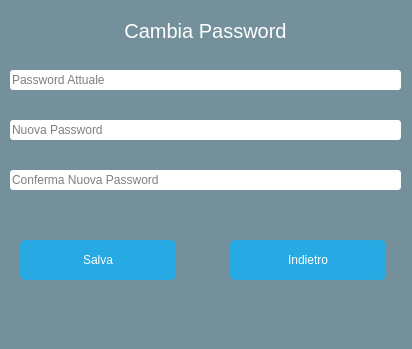
The window that Client/EditorGUI/EditorGUI/Modify Password/ModifyPassword.ui (iliodipietro/Programmazione-Di-Sistema-Collaborative-Editor) describes before a commit, drawn with Qt 5.
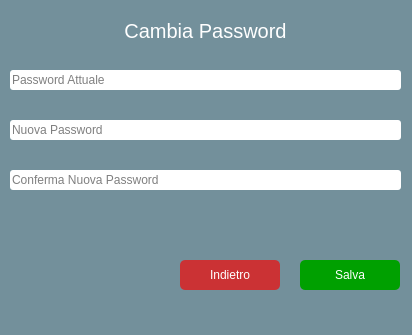
The same window after the commit.

```diff
--- a/Client/EditorGUI/EditorGUI/Modify Password/ModifyPassword.ui
+++ b/Client/EditorGUI/EditorGUI/Modify Password/ModifyPassword.ui
@@ -7,7 +7,7 @@
     <x>0</x>
     <y>0</y>
     <width>412</width>
-    <height>349</height>
+    <height>335</height>
    </rect>
   </property>
   <property name="windowTitle">
@@ -20,17 +20,17 @@
   <widget class="QPushButton" name="cancel">
    <property name="geometry">
     <rect>
-     <x>230</x>
-     <y>240</y>
-     <width>156</width>
-     <height>40</height>
+     <x>180</x>
+     <y>260</y>
+     <width>100</width>
+     <height>30</height>
     </rect>
    </property>
    <property name="styleSheet">
     <string notr="true">QPushButton
 {
   color: white;
-  background-color: #27a9e3;
+  background-color: #cb3234;
   border-width: 0px;
   border-radius: 5px;
 }
@@ -44,10 +44,10 @@
   <widget class="QPushButton" name="okButton">
    <property name="geometry">
     <rect>
-     <x>20</x>
-     <y>240</y>
-     <width>156</width>
-     <height>40</height>
+     <x>300</x>
+     <y>260</y>
+     <width>100</width>
+     <height>30</height>
     </rect>
    </property>
    <property name="toolTipDuration">
@@ -57,7 +57,7 @@
     <string notr="true">QPushButton
 {
   color: white;
-  background-color: #27a9e3;
+  background-color: #00a000;
   border-width: 0px;
   border-radius: 5px;
 }
```
